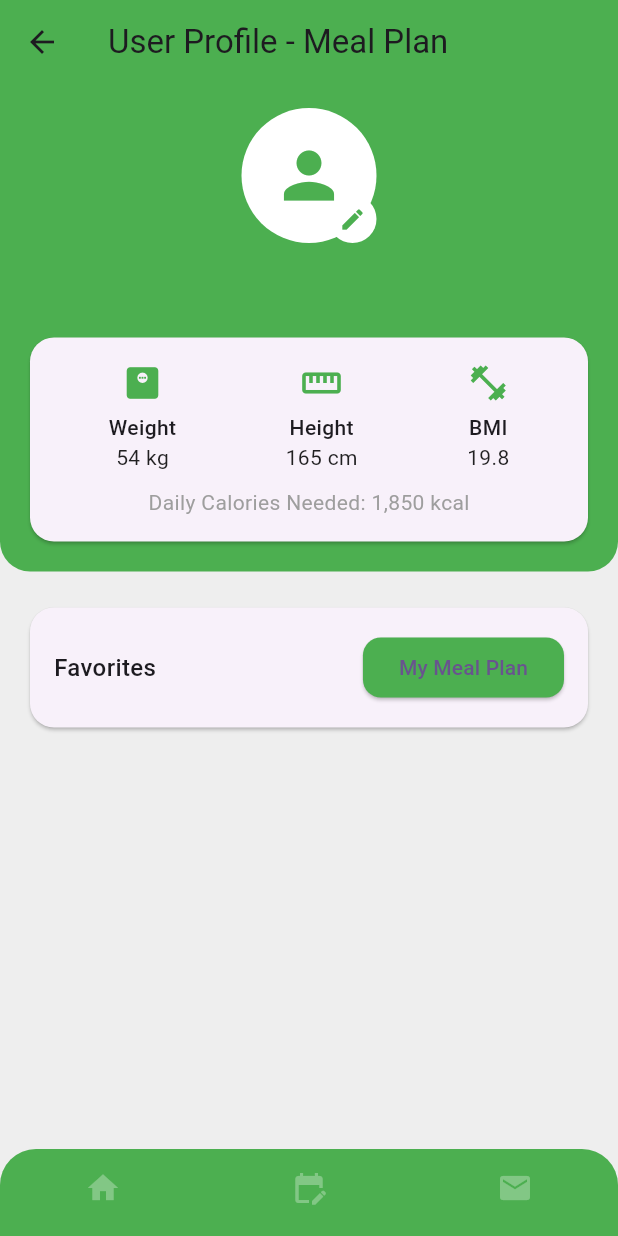
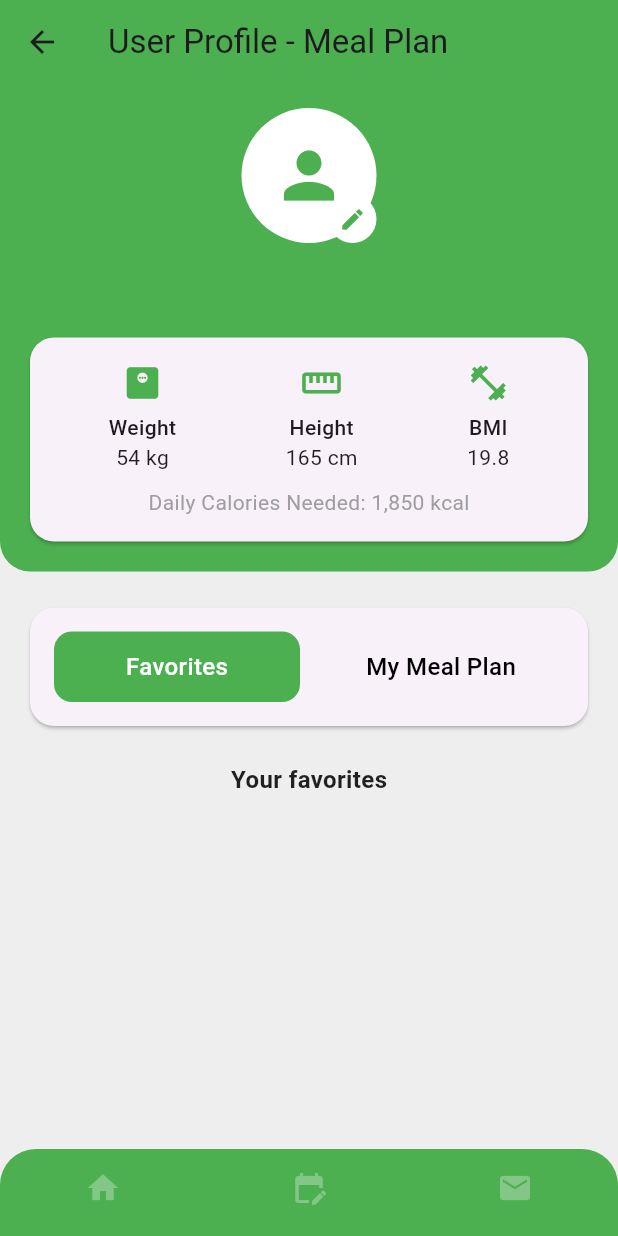
Before and after one commit to banog001/MamasRecipe, a Flutter app: the UserProfile screen opened directly, on a phone screen of 412 x 824 dp. Run offline on Flutter 3.47's test engine with Material 3 defaults, Android fonts, the light colour scheme and no system bars; our stand-ins replace cloud_firestore, firebase_auth, firebase_core, google_sign_in; accounts and stored records are empty.

Commit message:
user profile updated

```diff
--- a/lib/pages/UserProfile.dart
+++ b/lib/pages/UserProfile.dart
@@ -1,9 +1,16 @@
 import 'package:flutter/material.dart';
 import 'package:firebase_auth/firebase_auth.dart';
-import 'home.dart'; // ✅ import your home.dart where HomePage, SchedulePage, MessagesPage are
+import 'home.dart'; // ✅ still needed for bottom nav
 
-class UserProfile extends StatelessWidget {
+class UserProfile extends StatefulWidget {
   const UserProfile({super.key});
+
+  @override
+  State<UserProfile> createState() => _UserProfileState();
+}
+
+class _UserProfileState extends State<UserProfile> {
+  String activeTab = "favorites"; // 👈 default active = Favorites
 
   @override
   Widget build(BuildContext context) {
@@ -27,7 +34,7 @@ class UserProfile extends StatelessWidget {
       body: SingleChildScrollView(
         child: Column(
           children: [
-            // Top section with green background and profile pic
+            // --- Profile header ---
             Container(
               width: double.infinity,
               decoration: const BoxDecoration(
@@ -40,7 +47,6 @@ class UserProfile extends StatelessWidget {
               padding: const EdgeInsets.all(16),
               child: Column(
                 children: [
-                  // Profile picture
                   Stack(
                     alignment: Alignment.center,
                     children: [
@@ -76,7 +82,7 @@ class UserProfile extends StatelessWidget {
                   ),
                   const SizedBox(height: 20),
 
-                  // Weight, Height, BMI row
+                  // Weight, Height, BMI
                   Card(
                     shape: RoundedRectangleBorder(borderRadius: BorderRadius.circular(16)),
                     child: Padding(
@@ -106,7 +112,7 @@ class UserProfile extends StatelessWidget {
 
             const SizedBox(height: 20),
 
-            // Favorites section
+            // ✅ Favorites + My Meal Plan Section
             Padding(
               padding: const EdgeInsets.symmetric(horizontal: 16),
               child: Card(
@@ -116,14 +122,61 @@ class UserProfile extends StatelessWidget {
                   child: Row(
                     mainAxisAlignment: MainAxisAlignment.spaceBetween,
                     children: [
-                      const Text("Favorites", style: TextStyle(fontSize: 16, fontWeight: FontWeight.w500)),
-                      ElevatedButton(
-                        style: ElevatedButton.styleFrom(
-                          backgroundColor: Colors.green,
-                          shape: RoundedRectangleBorder(borderRadius: BorderRadius.circular(12)),
+                      // --- Favorites ---
+                      Expanded(
+                        child: InkWell(
+                          borderRadius: BorderRadius.circular(12),
+                          onTap: () {
+                            setState(() {
+                              activeTab = "favorites";
+                            });
+                          },
+                          child: Container(
+                            padding: const EdgeInsets.symmetric(vertical: 12),
+                            decoration: BoxDecoration(
+                              color: activeTab == "favorites" ? Colors.green : Colors.transparent,
+                              borderRadius: BorderRadius.circular(12),
+                            ),
+                            alignment: Alignment.center,
+                            child: Text(
+                              "Favorites",
+                              style: TextStyle(
+                                fontSize: 16,
+                                fontWeight: FontWeight.w500,
+                                color: activeTab == "favorites" ? Colors.white : Colors.black,
+                              ),
+                            ),
+                          ),
                         ),
-                        onPressed: () {},
-                        child: const Text("My Meal Plan"),
+                      ),
+                      const SizedBox(width: 12),
+
+                      // --- My Meal Plan ---
+                      Expanded(
+                        child: InkWell(
+                          borderRadius: BorderRadius.circular(12),
+                          onTap: () {
+                            setState(() {
+                              activeTab = "mealplan";
+                            });
+                          },
+                          child: Container(
+                            padding: const EdgeInsets.symmetric(vertical: 12),
+                            decoration: BoxDecoration(
+                              color: activeTab == "mealplan" ? Colors.green : Colors.transparent,
+                              borderRadius: BorderRadius.circular(12),
+                            ),
+                            alignment: Alignment.center,
+                            child: Text(
+                              "My Meal Plan",
+                              style: TextStyle(
+                                fontSize: 16,
+                                fontWeight: FontWeight.w500,
+                                color: activeTab == "mealplan" ? Colors.white : Colors.black,
+                              ),
+                            ),
+                          ),
+                        ),
                       ),
                     ],
                   ),
@@ -132,18 +185,23 @@ class UserProfile extends StatelessWidget {
             ),
 
             const SizedBox(height: 20),
+
+            // 👇 Display message based on active tab
+            Text(
+              activeTab == "favorites" ? "Your favorites" : "Your meal plans",
+              style: const TextStyle(fontSize: 16, fontWeight: FontWeight.bold, color: Colors.black87),
+            ),
           ],
         ),
       ),
 
-      // ✅ Bottom nav that navigates to home.dart pages
+      // --- Bottom nav ---
       bottomNavigationBar: ClipRRect(
         borderRadius: const BorderRadius.only(
           topLeft: Radius.circular(24),
           topRight: Radius.circular(24),
         ),
         child: BottomNavigationBar(
-          // currentIndex: 3,
           selectedItemColor: Colors.white30,
           unselectedItemColor: Colors.white30,
           backgroundColor: Colors.green,
@@ -154,7 +212,7 @@ class UserProfile extends StatelessWidget {
             Navigator.pushReplacement(
               context,
               MaterialPageRoute(
-                builder: (_) => home(initialIndex: index), // 👈 go back to home.dart
+                builder: (_) => home(initialIndex: index),
               ),
             );
           },
@@ -165,7 +223,6 @@ class UserProfile extends StatelessWidget {
           ],
         ),
       ),
-
     );
   }
 }
```
